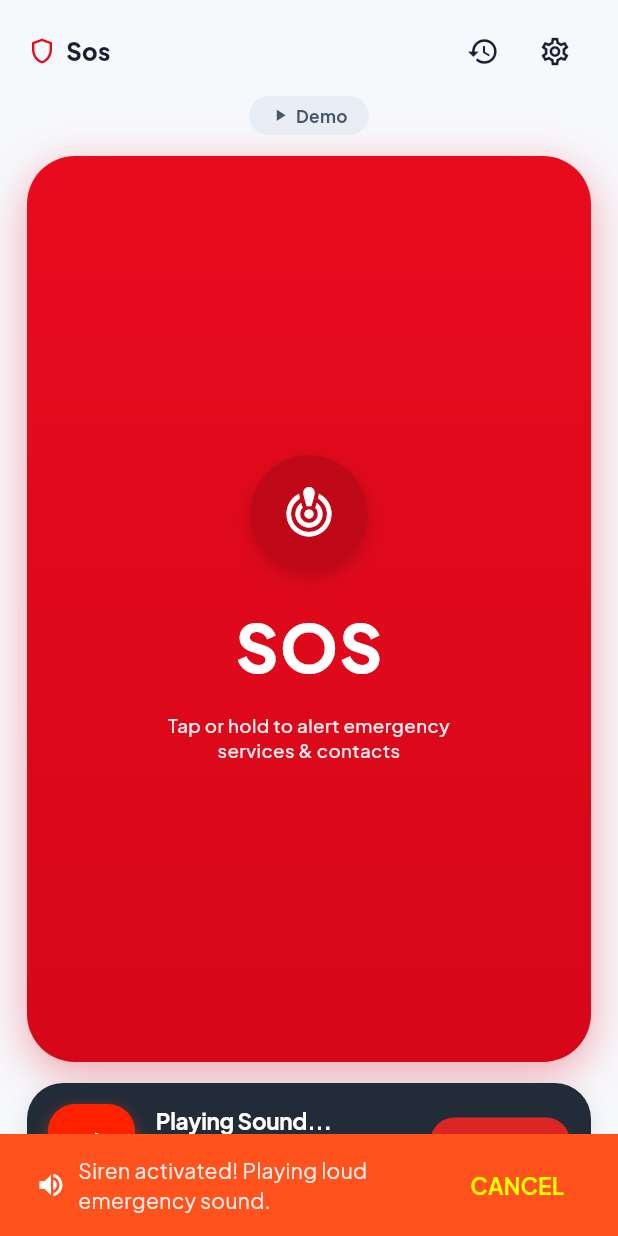
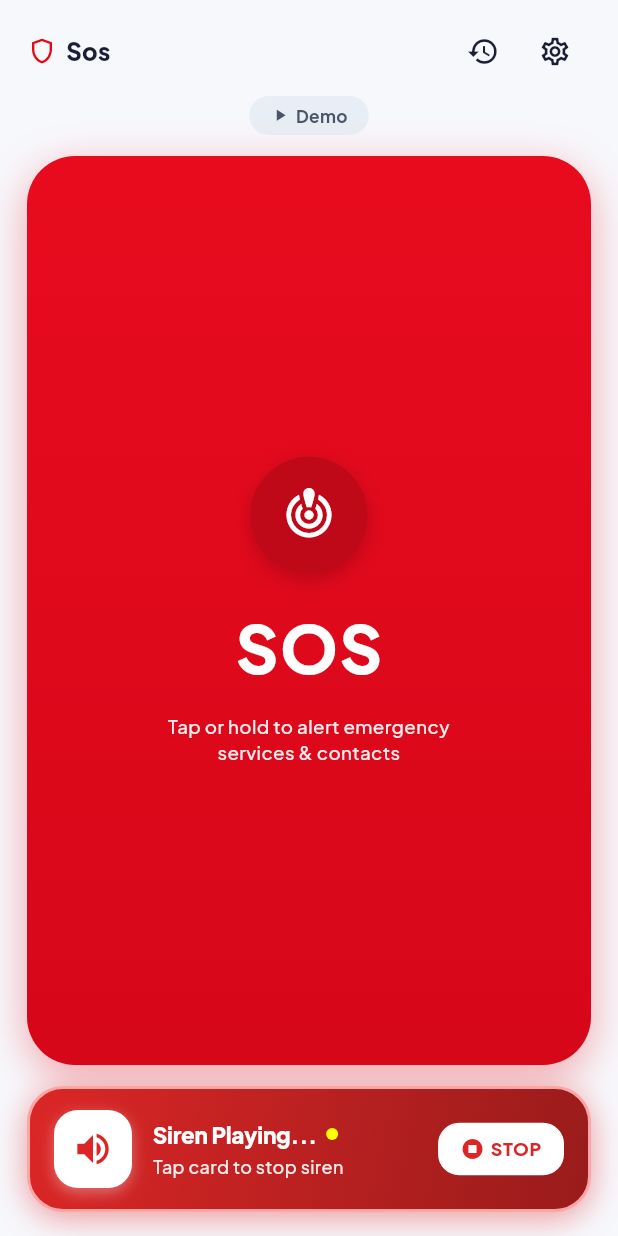
Before and after one commit to macvelsoftwaresolution/DEVI_APP, a Flutter app: the SosScreen screen opened by its route, after a tap on "Emergency Sound", on a phone screen of 412 x 824 dp. Run offline on Flutter 3.47's test engine with Material 3 defaults, Android fonts, the phone set to English and light mode, and no system bars; our stand-ins replace audioplayers, google_fonts, image_picker; missing offline and left inert: dart:html; network calls fail.

Commit message:
add changes

```diff
--- a/frontend/lib/screens/sos_screen.dart
+++ b/frontend/lib/screens/sos_screen.dart
@@ -2,6 +2,7 @@ import 'dart:async';
 import 'package:flutter/material.dart';
 import '../services/api_service.dart';
 import '../services/app_state.dart';
+import '../services/sound_service.dart';
 import '../theme/app_colors.dart';
 import 'history_screen.dart';
 import 'guest_screen.dart';
@@ -38,6 +39,7 @@ class _SosScreenState extends State<SosScreen> with SingleTickerProviderStateMix
     _appState.removeListener(_onStateChange);
     _holdTimer?.cancel();
     _pulseController.dispose();
+    SoundService.instance.stopSiren();
     super.dispose();
   }
 
@@ -220,55 +222,35 @@ class _SosScreenState extends State<SosScreen> with SingleTickerProviderStateMix
     );
   }
 
-  void _toggleEmergencySound() {
+  void _toggleEmergencySound() async {
+    final playing = await SoundService.instance.toggleSiren();
+    if (!mounted) return;
     setState(() {
-      _isSoundPlaying = !_isSoundPlaying;
+      _isSoundPlaying = playing;
     });
 
     ScaffoldMessenger.of(context).hideCurrentSnackBar();
-    ScaffoldMessenger.of(context).showSnackBar(
-      SnackBar(
-        content: Row(
-          children: [
-            Icon(
-              _isSoundPlaying ? Icons.volume_up : Icons.volume_off,
-              color: Colors.white,
-              size: 20,
-            ),
-            const SizedBox(width: 8),
-            Expanded(
-              child: Text(
-                _isSoundPlaying
-                    ? 'Siren activated! Playing loud emergency sound.'
-                    : 'Emergency sound stopped.',
-              ),
-            ),
-          ],
-        ),
-        action: _isSoundPlaying
-            ? SnackBarAction(
-                label: 'CANCEL',
-                textColor: Colors.yellowAccent,
-                onPressed: _toggleEmergencySound,
-              )
-            : null,
-        backgroundColor:
-            _isSoundPlaying ? AppColors.emergencySoundOrange : AppColors.primaryNavy,
-        duration: const Duration(seconds: 4),
-      ),
-    );
   }
 
   // --- Demo Mode Bottom Sheet (Matches Screenshot 2) ---
   void _showDemoModeSheet() {
     showModalBottomSheet(
       context: context,
+      useSafeArea: true,
+      isScrollControlled: true,
       backgroundColor: Colors.white,
       shape: const RoundedRectangleBorder(
         borderRadius: BorderRadius.vertical(top: Radius.circular(28)),
       ),
-      builder: (ctx) => Padding(
-        padding: const EdgeInsets.fromLTRB(20, 12, 20, 28),
+      builder: (ctx) => SafeArea(
+        top: false,
+        child: SingleChildScrollView(
+          padding: EdgeInsets.fromLTRB(
+            20,
+            12,
+            20,
+            24 + MediaQuery.of(ctx).viewInsets.bottom,
+          ),
           child: Column(
             mainAxisSize: MainAxisSize.min,
             crossAxisAlignment: CrossAxisAlignment.start,
@@ -463,6 +445,7 @@ class _SosScreenState extends State<SosScreen> with SingleTickerProviderStateMix
 
               const SizedBox(height: 6),
             ],
+          ),
         ),
       ),
     );
@@ -697,39 +680,59 @@ class _SosScreenState extends State<SosScreen> with SingleTickerProviderStateMix
 
               const SizedBox(height: 14),
 
-              // Bottom Emergency Sound Card
+              // Bottom Emergency Sound Card (Interactive Toggle with Dynamic Highlight)
               Material(
                 color: Colors.transparent,
                 child: InkWell(
                   onTap: _toggleEmergencySound,
                   borderRadius: BorderRadius.circular(24),
-                  child: Container(
+                  child: AnimatedContainer(
+                    duration: const Duration(milliseconds: 250),
                     width: double.infinity,
-                    padding: const EdgeInsets.all(14.0),
+                    padding: const EdgeInsets.symmetric(horizontal: 16.0, vertical: 14.0),
                     decoration: BoxDecoration(
-                      color: const Color(0xFF222B38),
+                      gradient: _isSoundPlaying
+                          ? const LinearGradient(
+                              colors: [Color(0xFFDC2626), Color(0xFF991B1B)],
+                              begin: Alignment.topLeft,
+                              end: Alignment.bottomRight,
+                            )
+                          : null,
+                      color: _isSoundPlaying ? null : const Color(0xFF1E293B),
                       borderRadius: BorderRadius.circular(24),
+                      border: Border.all(
+                        color: _isSoundPlaying
+                            ? const Color(0xFFFCA5A5)
+                            : const Color(0xFF334155),
+                        width: _isSoundPlaying ? 2.0 : 1.0,
+                      ),
                       boxShadow: [
                         BoxShadow(
-                          color: Colors.black.withValues(alpha: 0.1),
-                          blurRadius: 12,
+                          color: _isSoundPlaying
+                              ? const Color(0xFFDC2626).withValues(alpha: 0.45)
+                              : Colors.black.withValues(alpha: 0.12),
+                          blurRadius: _isSoundPlaying ? 18 : 10,
                           offset: const Offset(0, 4),
                         ),
                       ],
                     ),
                     child: Row(
                       children: [
-                        Container(
-                          width: 58,
-                          height: 58,
+                        AnimatedContainer(
+                          duration: const Duration(milliseconds: 250),
+                          width: 52,
+                          height: 52,
                           decoration: BoxDecoration(
                             color: _isSoundPlaying
-                                ? const Color(0xFFFF2200)
+                                ? Colors.white
                                 : const Color(0xFFFF521D),
-                            borderRadius: BorderRadius.circular(18),
+                            borderRadius: BorderRadius.circular(16),
                             boxShadow: [
                               BoxShadow(
-                                color: const Color(0xFFFF521D).withValues(alpha: 0.4),
+                                color: (_isSoundPlaying
+                                        ? Colors.white
+                                        : const Color(0xFFFF521D))
+                                    .withValues(alpha: 0.35),
                                 blurRadius: 8,
                                 offset: const Offset(0, 3),
                               ),
@@ -737,7 +740,9 @@ class _SosScreenState extends State<SosScreen> with SingleTickerProviderStateMix
                           ),
                           child: Icon(
                             _isSoundPlaying ? Icons.volume_up : Icons.volume_up_rounded,
-                            color: Colors.white,
+                            color: _isSoundPlaying
+                                ? const Color(0xFFDC2626)
+                                : Colors.white,
                             size: 28,
                           ),
                         ),
@@ -746,52 +751,88 @@ class _SosScreenState extends State<SosScreen> with SingleTickerProviderStateMix
                           child: Column(
                             crossAxisAlignment: CrossAxisAlignment.start,
                             children: [
+                              Row(
+                                children: [
                                   Text(
-                                _isSoundPlaying ? 'Playing Sound...' : 'Emergency Sound',
+                                    _isSoundPlaying
+                                        ? 'Siren Playing...'
+                                        : 'Emergency Sound',
                                     style: const TextStyle(
                                       fontSize: 15,
-                                  fontWeight: FontWeight.w700,
+                                      fontWeight: FontWeight.w800,
                                       color: Colors.white,
                                       letterSpacing: -0.2,
                                     ),
                                   ),
+                                  if (_isSoundPlaying) ...[
+                                    const SizedBox(width: 6),
+                                    Container(
+                                      width: 8,
+                                      height: 8,
+                                      decoration: const BoxDecoration(
+                                        color: Colors.yellowAccent,
+                                        shape: BoxShape.circle,
+                                      ),
+                                    ),
+                                  ],
+                                ],
+                              ),
                               const SizedBox(height: 3),
                               Text(
                                 _isSoundPlaying
-                                    ? 'Tap Cancel or card to stop siren'
-                                    : 'Play a loud emergency sound',
+                                    ? 'Tap card to stop siren'
+                                    : 'Tap to sound loud siren',
                                 style: TextStyle(
                                   fontSize: 12,
-                                  fontWeight: FontWeight.w400,
-                                  color: Colors.white.withValues(alpha: 0.65),
+                                  fontWeight: FontWeight.w500,
+                                  color: _isSoundPlaying
+                                      ? Colors.white.withValues(alpha: 0.9)
+                                      : Colors.white.withValues(alpha: 0.65),
                                 ),
                               ),
                             ],
                           ),
                         ),
-                        if (_isSoundPlaying) ...[
-                          const SizedBox(width: 8),
-                          ElevatedButton.icon(
-                            onPressed: _toggleEmergencySound,
-                            style: ElevatedButton.styleFrom(
-                              backgroundColor: const Color(0xFFDC2626),
-                              foregroundColor: Colors.white,
-                              elevation: 2,
-                              padding: const EdgeInsets.symmetric(horizontal: 12, vertical: 8),
-                              shape: RoundedRectangleBorder(
-                                borderRadius: BorderRadius.circular(16),
+                        Container(
+                          padding: const EdgeInsets.symmetric(horizontal: 14, vertical: 8),
+                          decoration: BoxDecoration(
+                            color: _isSoundPlaying
+                                ? Colors.white
+                                : Colors.white.withValues(alpha: 0.1),
+                            borderRadius: BorderRadius.circular(14),
+                            border: Border.all(
+                              color: _isSoundPlaying
+                                  ? Colors.white
+                                  : Colors.white.withValues(alpha: 0.2),
                             ),
                           ),
-                            icon: const Icon(Icons.stop_circle_outlined, size: 16, color: Colors.white),
-                            label: const Text(
-                              'Cancel',
+                          child: Row(
+                            mainAxisSize: MainAxisSize.min,
+                            children: [
+                              Icon(
+                                _isSoundPlaying
+                                    ? Icons.stop_circle
+                                    : Icons.play_arrow_rounded,
+                                size: 16,
+                                color: _isSoundPlaying
+                                    ? const Color(0xFFDC2626)
+                                    : Colors.white,
+                              ),
+                              const SizedBox(width: 4),
+                              Text(
+                                _isSoundPlaying ? 'STOP' : 'PLAY',
                                 style: TextStyle(
-                                fontSize: 13,
+                                  fontSize: 12,
                                   fontWeight: FontWeight.w800,
-                              ),
+                                  color: _isSoundPlaying
+                                      ? const Color(0xFFDC2626)
+                                      : Colors.white,
+                                  letterSpacing: 0.4,
                                 ),
                               ),
                             ],
+                          ),
+                        ),
                       ],
                     ),
                   ),
--- /dev/null
+++ b/frontend/lib/services/sound_player_mobile.dart
@@ -0,0 +1,42 @@
+import 'package:audioplayers/audioplayers.dart';
+import 'package:flutter/foundation.dart';
+import 'sound_player_stub.dart';
+
+class MobileSoundPlayer implements PlatformSoundPlayer {
+  AudioPlayer? _player;
+
+  Future<void> _init() async {
+    if (_player == null) {
+      _player = AudioPlayer();
+      await _player!.setReleaseMode(ReleaseMode.loop);
+      await _player!.setVolume(1.0);
+    }
+  }
+
+  @override
+  Future<void> play() async {
+    try {
+      await _init();
+      await _player!.play(AssetSource('audio/siren.mp3'));
+    } catch (e) {
+      debugPrint('MobileSoundPlayer error: $e');
+    }
+  }
+
+  @override
+  Future<void> stop() async {
+    try {
+      await _player?.stop();
+    } catch (e) {
+      debugPrint('MobileSoundPlayer stop error: $e');
+    }
+  }
+
+  @override
+  void dispose() {
+    _player?.dispose();
+    _player = null;
+  }
+}
+
+PlatformSoundPlayer getPlatformSoundPlayer() => MobileSoundPlayer();
--- /dev/null
+++ b/frontend/lib/services/sound_player_stub.dart
@@ -0,0 +1,8 @@
+abstract class PlatformSoundPlayer {
+  Future<void> play();
+  Future<void> stop();
+  void dispose();
+}
+
+PlatformSoundPlayer getPlatformSoundPlayer() =>
+    throw UnsupportedError('Cannot create platform sound player');
--- /dev/null
+++ b/frontend/lib/services/sound_service.dart
@@ -0,0 +1,45 @@
+import 'sound_player_stub.dart';
+import 'sound_player_stub.dart'
+    if (dart.library.html) 'sound_player_web.dart'
+    if (dart.library.io) 'sound_player_mobile.dart' as platform_impl;
+
+class SoundService {
+  static final SoundService instance = SoundService._internal();
+  factory SoundService() => instance;
+  SoundService._internal();
+
+  PlatformSoundPlayer? _player;
+  bool _isPlaying = false;
+
+  bool get isPlaying => _isPlaying;
+
+  PlatformSoundPlayer _getPlayer() {
+    return _player ??= platform_impl.getPlatformSoundPlayer();
+  }
+
+  Future<void> playSiren() async {
+    _isPlaying = true;
+    await _getPlayer().play();
+  }
+
+  Future<void> stopSiren() async {
+    _isPlaying = false;
+    await _player?.stop();
+  }
+
+  Future<bool> toggleSiren() async {
+    if (_isPlaying) {
+      await stopSiren();
+      return false;
+    } else {
+      await playSiren();
+      return true;
+    }
+  }
+
+  void dispose() {
+    _player?.dispose();
+    _player = null;
+    _isPlaying = false;
+  }
+}
--- a/frontend/pubspec.yaml
+++ b/frontend/pubspec.yaml
@@ -37,6 +37,7 @@ dependencies:
   google_fonts: ^8.2.1
   http: ^1.2.2
   image_picker: ^1.2.3
+  audioplayers: ^6.8.1
 
 dev_dependencies:
   flutter_test:
@@ -63,6 +64,7 @@ flutter:
   # To add assets to your application, add an assets section, like this:
   assets:
     - assets/images/
+    - assets/audio/
 
 
   # An image asset can refer to one or more resolution-specific "variants", see
```
Also changed, not shown: frontend/lib/screens/guest_screen.dart (+118 -67 lines), frontend/lib/services/sound_player_web.dart (added, +50 -0 lines), frontend/pubspec.lock, 7 other files. Lines whose indentation alone changed are shown as unchanged.
